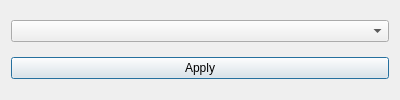
Old version of the form src/forms/SettingsDialog.ui in the repository theoliberman/shazam-obs.
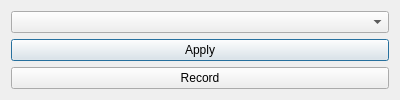
New version of the form.

Commit message: Add record button

The edit to the form file:
```diff
--- a/src/forms/SettingsDialog.ui
+++ b/src/forms/SettingsDialog.ui
@@ -33,6 +33,13 @@
      </property>
     </widget>
    </item>
+   <item>
+    <widget class="QPushButton" name="recordButton">
+     <property name="text">
+      <string>Record</string>
+     </property>
+    </widget>
+   </item>
   </layout>
  </widget>
  <resources>
```
The commit also changes 3 other files.
